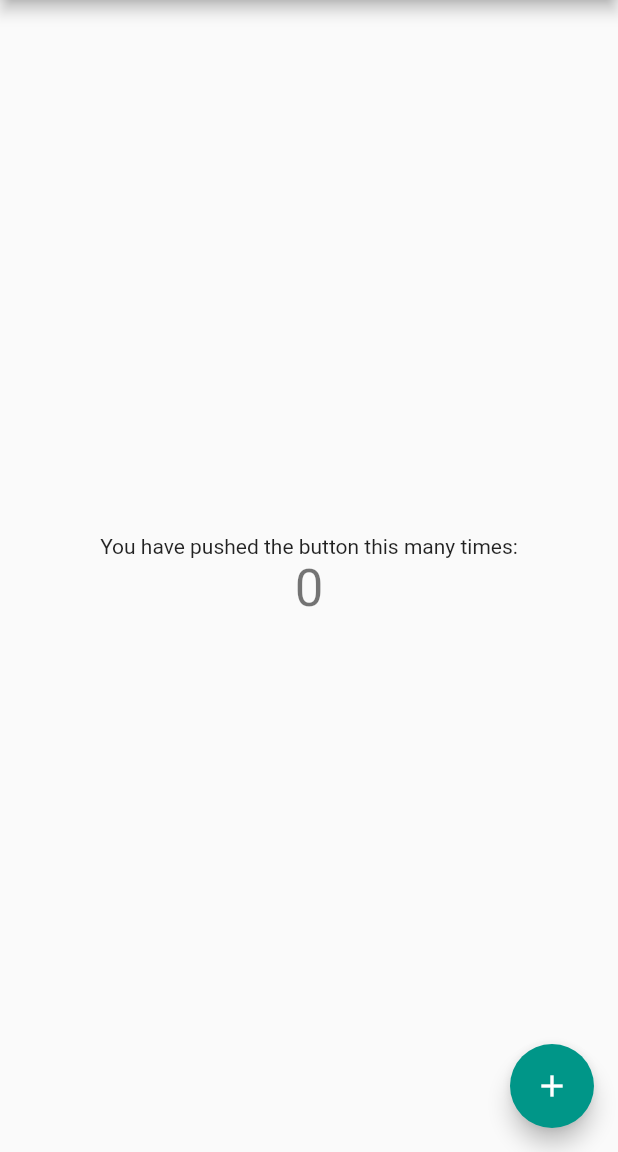
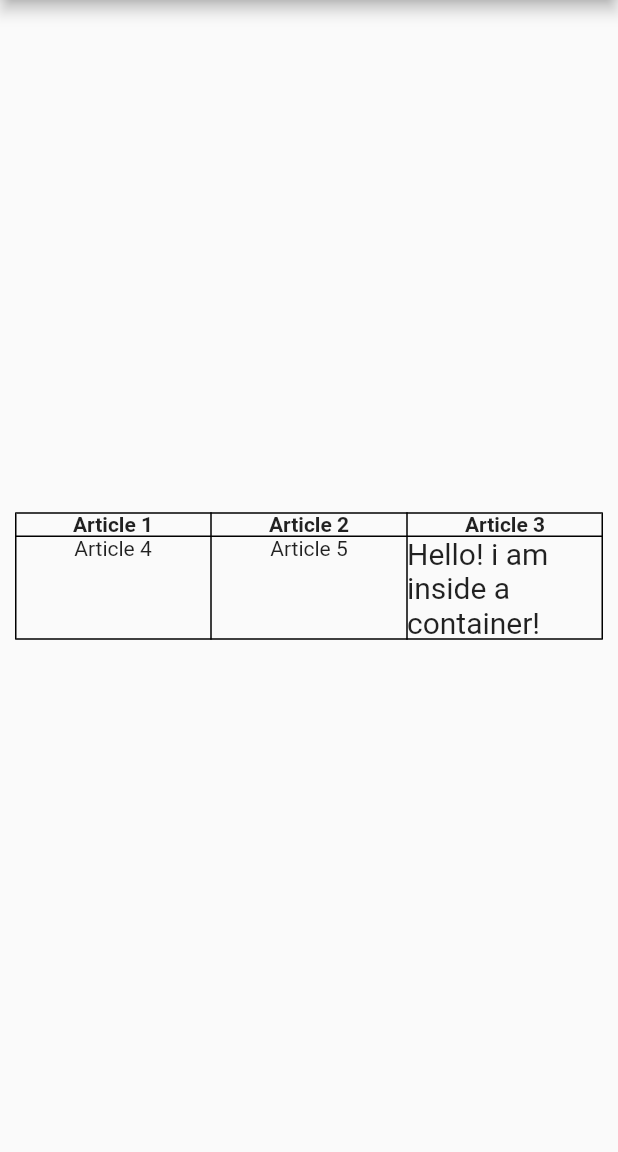
Before and after one commit to jsmith1031/Covid_News, a Flutter app: the screen it shows after launch, on a phone screen of 412 x 824 dp, the part 84-1236 px from its top. Run offline on Flutter 3.47's test engine with Material 2 defaults, Android fonts, the phone set to English and light mode, and no system bars.

Commit message:
omg flutter is tough

```diff
--- a/flutter_covid_news/lib/main.dart
+++ b/flutter_covid_news/lib/main.dart
@@ -6,6 +6,15 @@
 
 class MyApp extends StatelessWidget {
   const MyApp({Key? key}) : super(key: key);
+
+  void switchScreen() {
+    //setState(() {
+      // This call to setState tells the Flutter framework that something has
+      // changed in this State, which causes it to rerun the build method below
+      // so that the display can reflect the updated values. If we changed
+      // _counter without calling setState(), then the build method would not be
+      // called again, and so nothing would appear to happen.
+    }
 
   // This widget is the root of your application.
   @override
@@ -25,6 +34,11 @@
         primarySwatch: Colors.teal,
       ),
       home: const MyHomePage(title: 'Covid News Home Page'),
+ /*     switchToScreen: FloatingActionButton(
+        onPressed: switchScreen(),
+        tooltip: 'Increment',
+        child: const Icon(Icons.add),
+      ),*/
     );
   }
 }
@@ -49,7 +63,6 @@
 
 class _MyHomePageState extends State<MyHomePage> {
   int _counter = 0;
-
   void _incrementCounter() {
     setState(() {
       // This call to setState tells the Flutter framework that something has
@@ -69,6 +82,7 @@
     // The Flutter framework has been optimized to make rerunning build methods
     // fast, so that you can just rebuild anything that needs updating rather
     // than having to individually change instances of widgets.
+
     return Scaffold(
       appBar: AppBar(
         // Here we take the value from the MyHomePage object that was created by
@@ -76,40 +90,51 @@
         title: Text(widget.title),
       ),
       body: Center(
-        // Center is a layout widget. It takes a single child and positions it
-        // in the middle of the parent.
-        child: Column(
-          // Column is also a layout widget. It takes a list of children and
-          // arranges them vertically. By default, it sizes itself to fit its
-          // children horizontally, and tries to be as tall as its parent.
-          //
-          // Invoke "debug painting" (press "p" in the console, choose the
-          // "Toggle Debug Paint" action from the Flutter Inspector in Android
-          // Studio, or the "Toggle Debug Paint" command in Visual Studio Code)
-          // to see the wireframe for each widget.
-          //
-          // Column has various properties to control how it sizes itself and
-          // how it positions its children. Here we use mainAxisAlignment to
-          // center the children vertically; the main axis here is the vertical
-          // axis because Columns are vertical (the cross axis would be
-          // horizontal).
-          mainAxisAlignment: MainAxisAlignment.center,
-          children: <Widget>[
-            const Text(
-              'You have pushed the button this many times:',
-            ),
-            Text(
-              '$_counter',
-              style: Theme.of(context).textTheme.headline4,
-            ),
-          ],
-        ),
+        child: newsArticlesTable()
+        //TableCreation.build(),
       ),
-      floatingActionButton: FloatingActionButton(
+      /*floatingActionButton: FloatingActionButton(
         onPressed: _incrementCounter,
         tooltip: 'Increment',
         child: const Icon(Icons.add),
       ), // This trailing comma makes auto-formatting nicer for build methods.
+      */
     );
+
+    //return TableCreation();
+  }
+
+  Column newsArticlesTable() {
+    return Column(
+              mainAxisAlignment: MainAxisAlignment.center,
+              children: <Widget>[
+            Container(
+              margin: EdgeInsets.all(10),
+              child: Table(
+                border: TableBorder.all(),
+                children: [
+                  TableRow(children: [
+                    Text('Article 1', textAlign: TextAlign.center, style: TextStyle(fontWeight: FontWeight.bold)),
+                    Text('Article 2', textAlign: TextAlign.center, style: TextStyle(fontWeight: FontWeight.bold)),
+                    Text('Article 3', textAlign: TextAlign.center, style: TextStyle(fontWeight: FontWeight.bold)),
+                  ]),
+                  TableRow(children: [
+                    Text('Article 4', textAlign: TextAlign.center),
+                    Text('Article 5', textAlign: TextAlign.center),
+                    //Text('Article 6', textAlign: TextAlign.center),
+                    newsArticles(),
+                  ]),
+                ],
+              ),
+            ),
+          ]);
   }
 }
+
+Container newsArticles(){
+  return Container(child
+                               : Text("Hello! i am inside a container!",
+                                      style
+                                      : TextStyle(fontSize : 20)),
+                              );
+}
```
